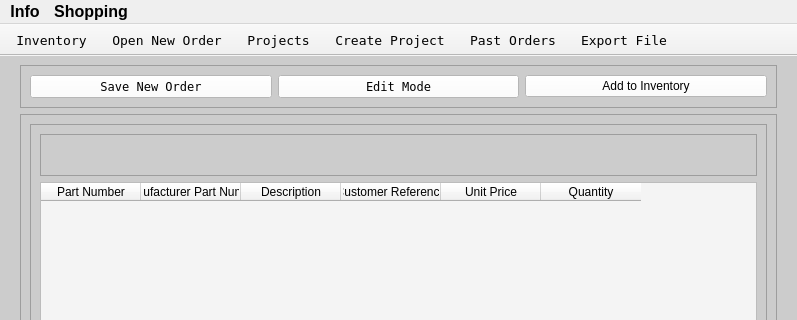
Thomas1B/Electronics-Inventory-Program, file Program_Files/gui_app.ui: the form before one commit; both pictures show x 0 to 797 and y 0 to 320 of the 797 by 886 pixel window.
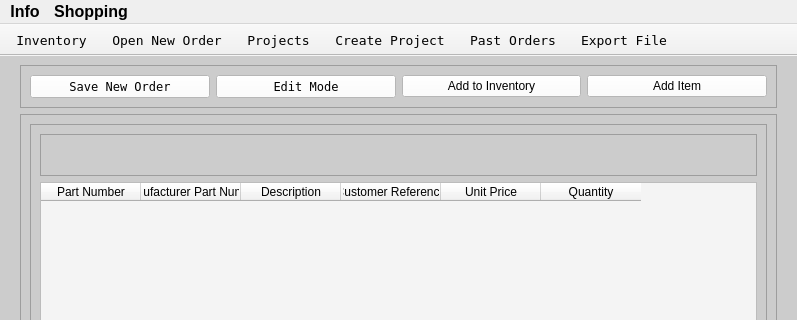
The form after the commit. Icons and pictures are not drawn.

Patch:
```diff
--- a/Program_Files/gui_app.ui
+++ b/Program_Files/gui_app.ui
@@ -72,23 +72,8 @@
       <property name="frameShadow">
        <enum>QFrame::Raised</enum>
       </property>
-      <layout class="QGridLayout" name="gridLayout">
-       <item row="1" column="3">
-        <widget class="QPushButton" name="btn_add_to_inventory">
-         <property name="styleSheet">
-          <string notr="true">font: 8pt &quot;Terminal&quot;;
-background-color: rgb(255, 255, 255);</string>
-         </property>
-         <property name="text">
-          <string>Add to Inventory</string>
-         </property>
-         <property name="icon">
-          <iconset>
-           <normaloff>Icons/book--plus.png</normaloff>Icons/book--plus.png</iconset>
-         </property>
-        </widget>
-       </item>
-       <item row="1" column="1">
+      <layout class="QHBoxLayout" name="horizontalLayout_2">
+       <item>
         <widget class="QPushButton" name="btn_save_list">
          <property name="font">
           <font>
@@ -107,7 +92,7 @@
          </property>
         </widget>
        </item>
-       <item row="1" column="2">
+       <item>
         <widget class="QPushButton" name="btn_edit_mode">
          <property name="font">
           <font>
@@ -126,6 +111,36 @@
          </property>
         </widget>
        </item>
+       <item>
+        <widget class="QPushButton" name="btn_add_to_inventory">
+         <property name="styleSheet">
+          <string notr="true">font: 8pt &quot;Terminal&quot;;
+background-color: rgb(255, 255, 255);</string>
+         </property>
+         <property name="text">
+          <string>Add to Inventory</string>
+         </property>
+         <property name="icon">
+          <iconset>
+           <normaloff>Icons/briefcase--plus.png</normaloff>Icons/briefcase--plus.png</iconset>
+         </property>
+        </widget>
+       </item>
+       <item>
+        <widget class="QPushButton" name="btn_add_item_manually">
+         <property name="styleSheet">
+          <string notr="true">font: 8pt &quot;Terminal&quot;;
+background-color: rgb(255, 255, 255);</string>
+         </property>
+         <property name="text">
+          <string>Add Item</string>
+         </property>
+         <property name="icon">
+          <iconset>
+           <normaloff>Icons/blueprint--plus.png</normaloff>Icons/blueprint--plus.png</iconset>
+         </property>
+        </widget>
+       </item>
       </layout>
      </widget>
     </item>
```
